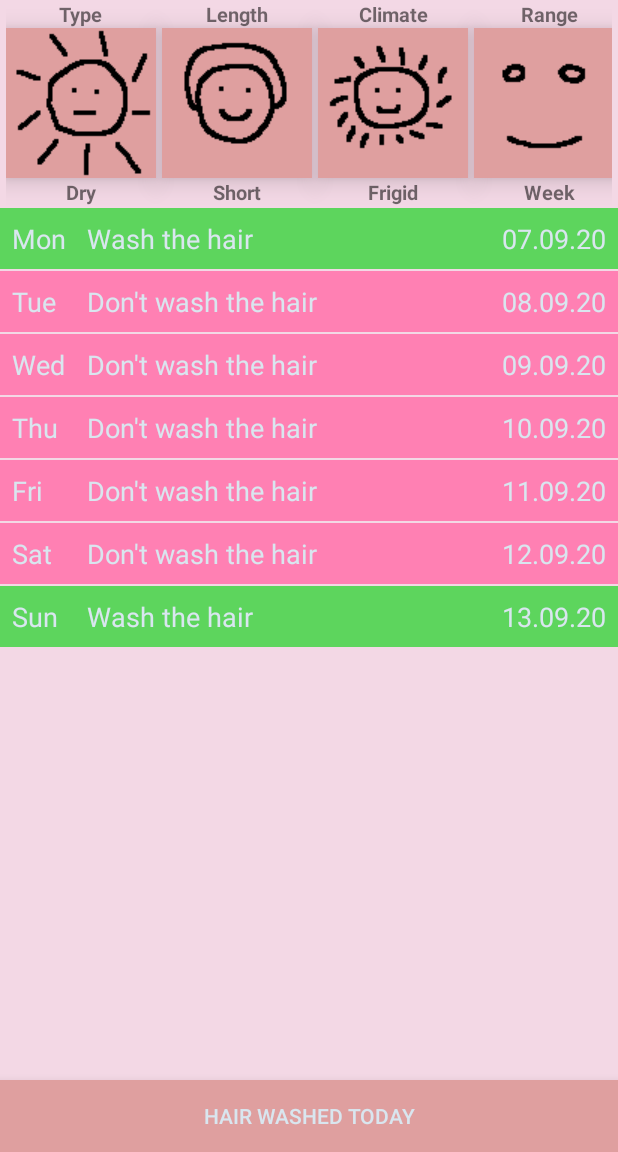
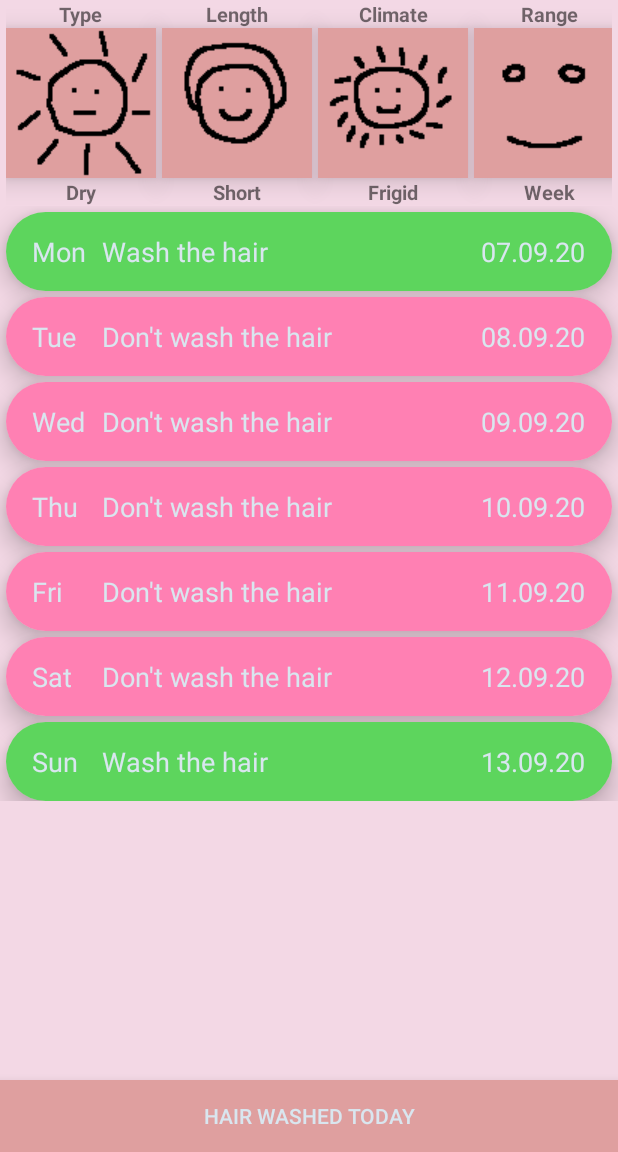
Before and after one commit to viacheslav-chugunov/hair-washing, an Android app: the screen it shows after launch (HomeActivity), on a phone screen of 412 x 824 dp, the part 84-1236 px from its top. Run offline under Robolectric (Android 15) with nearby library versions, the phone set to English and light mode, and no system bars.

Commit message:
rounded cornern for list item

```diff
--- a/app/build.gradle
+++ b/app/build.gradle
@@ -33,6 +33,7 @@ dependencies {
     implementation 'androidx.constraintlayout:constraintlayout:1.1.3'
     implementation 'androidx.legacy:legacy-support-v4:1.0.0'
     implementation 'androidx.recyclerview:recyclerview:1.1.0'
+    implementation 'androidx.cardview:cardview:1.0.0'
     testImplementation 'junit:junit:4.12'
     androidTestImplementation 'androidx.test.ext:junit:1.1.1'
     androidTestImplementation 'androidx.test.espresso:espresso-core:3.2.0'
--- a/app/src/main/res/layout/fragment_weekly_item.xml
+++ b/app/src/main/res/layout/fragment_weekly_item.xml
@@ -1,18 +1,28 @@
 <?xml version="1.0" encoding="utf-8"?>
-<androidx.constraintlayout.widget.ConstraintLayout xmlns:android="http://schemas.android.com/apk/res/android"
+<androidx.cardview.widget.CardView xmlns:android="http://schemas.android.com/apk/res/android"
     xmlns:app="http://schemas.android.com/apk/res-auto"
     xmlns:tools="http://schemas.android.com/tools"
     android:layout_width="match_parent"
     android:layout_height="wrap_content"
+    android:layout_marginStart="4dp"
+    android:layout_marginEnd="4dp"
+    android:layout_marginTop="4dp"
+    app:cardCornerRadius="36dp"
+    app:cardBackgroundColor="@color/colorWindowBackground"
+    app:cardElevation="10dp">
+
+    <androidx.constraintlayout.widget.ConstraintLayout
+        android:layout_width="match_parent"
+        android:layout_height="wrap_content"
         android:id="@+id/weekly_layout"
-    android:padding="8dp"
-    android:layout_marginTop="1dp" >
+        android:padding="14dp">
 
         <TextView
             android:id="@+id/week_day_text_view"
+            style="@style/BaseText"
             android:layout_width="wrap_content"
             android:layout_height="wrap_content"
-        style="@style/BaseText"
+            android:layout_marginStart="3dp"
             app:layout_constraintStart_toStartOf="parent"
             app:layout_constraintTop_toTopOf="parent" />
 
@@ -30,12 +40,15 @@
 
         <TextView
             android:id="@+id/date_text_view"
+            style="@style/BaseText"
             android:layout_width="wrap_content"
             android:layout_height="wrap_content"
-        style="@style/BaseText"
+            android:layout_marginEnd="4dp"
             app:layout_constraintBottom_toBottomOf="@+id/washing_permission_text_view"
             app:layout_constraintEnd_toEndOf="parent"
             app:layout_constraintHorizontal_bias="1.0"
             app:layout_constraintStart_toEndOf="@+id/washing_permission_text_view"
             app:layout_constraintTop_toTopOf="@+id/washing_permission_text_view" />
     </androidx.constraintlayout.widget.ConstraintLayout>
+
+</androidx.cardview.widget.CardView>
```
Lines whose indentation alone changed are shown as unchanged.
